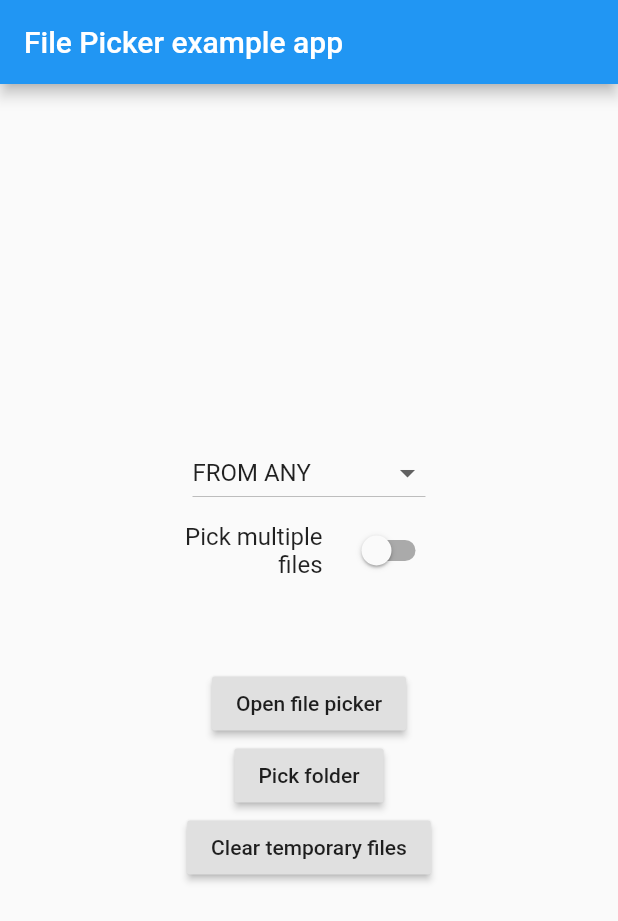
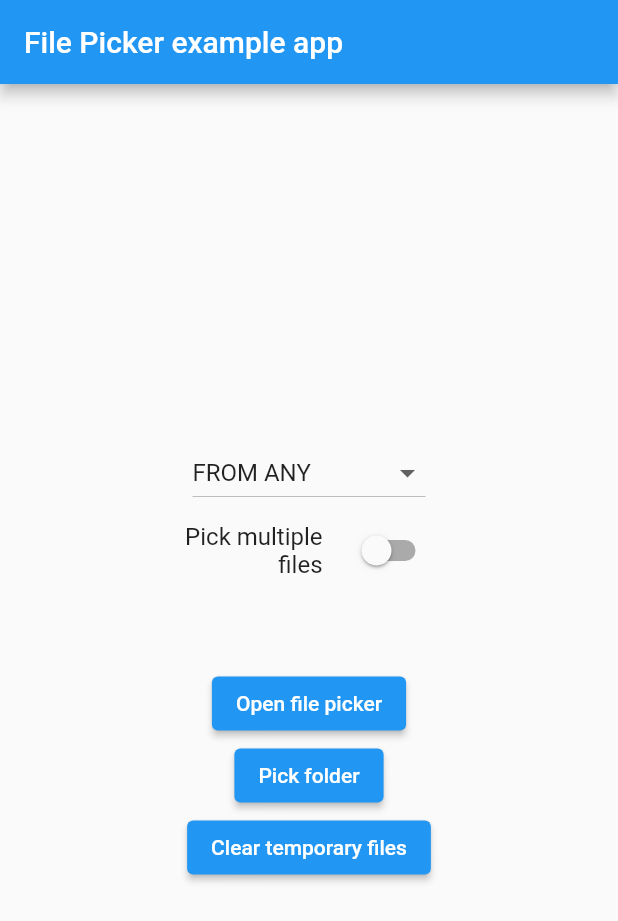
Before and after one commit to miguelpruivo/flutter_file_picker, a Flutter app: the screen it shows after launch, on a phone screen of 412 x 824 dp. Shown: the top 921 px of the screen. Run offline on Flutter 3.47's test engine with Material 2 defaults, Android fonts, the phone set to English and light mode, and no system bars; our stand-ins replace plugin_platform_interface; missing offline and left inert: dart:html.

Commit message:
refectoring example

```diff
--- a/example/lib/src/file_picker_demo.dart
+++ b/example/lib/src/file_picker_demo.dart
@@ -86,31 +86,31 @@ class _FilePickerDemoState extends State<FilePickerDemo> {
                 Padding(
                   padding: const EdgeInsets.only(top: 20.0),
                   child: DropdownButton(
-                      hint: Text('LOAD PATH FROM'),
+                      hint: const Text('LOAD PATH FROM'),
                       value: _pickingType,
                       items: <DropdownMenuItem>[
                         DropdownMenuItem(
-                          child: Text('FROM AUDIO'),
+                          child: const Text('FROM AUDIO'),
                           value: FileType.audio,
                         ),
                         DropdownMenuItem(
-                          child: Text('FROM IMAGE'),
+                          child: const Text('FROM IMAGE'),
                           value: FileType.image,
                         ),
                         DropdownMenuItem(
-                          child: Text('FROM VIDEO'),
+                          child: const Text('FROM VIDEO'),
                           value: FileType.video,
                         ),
                         DropdownMenuItem(
-                          child: Text('FROM MEDIA'),
+                          child: const Text('FROM MEDIA'),
                           value: FileType.media,
                         ),
                         DropdownMenuItem(
-                          child: Text('FROM ANY'),
+                          child: const Text('FROM ANY'),
                           value: FileType.any,
                         ),
                         DropdownMenuItem(
-                          child: Text('CUSTOM FORMAT'),
+                          child: const Text('CUSTOM FORMAT'),
                           value: FileType.custom,
                         ),
                       ],
@@ -149,17 +149,17 @@ class _FilePickerDemoState extends State<FilePickerDemo> {
                   padding: const EdgeInsets.only(top: 50.0, bottom: 20.0),
                   child: Column(
                     children: <Widget>[
-                      RaisedButton(
+                      ElevatedButton(
                         onPressed: () => _openFileExplorer(),
-                        child: Text("Open file picker"),
+                        child: const Text("Open file picker"),
                       ),
-                      RaisedButton(
+                      ElevatedButton(
                         onPressed: () => _selectFolder(),
-                        child: Text("Pick folder"),
+                        child: const Text("Pick folder"),
                       ),
-                      RaisedButton(
+                      ElevatedButton(
                         onPressed: () => _clearCachedFiles(),
-                        child: Text("Clear temporary files"),
+                        child: const Text("Clear temporary files"),
                       ),
                     ],
                   ),
@@ -172,7 +172,7 @@ class _FilePickerDemoState extends State<FilePickerDemo> {
                         )
                       : _directoryPath != null
                           ? ListTile(
-                              title: Text('Directory path'),
+                              title: const Text('Directory path'),
                               subtitle: Text(_directoryPath),
                             )
                           : _paths != null
```
